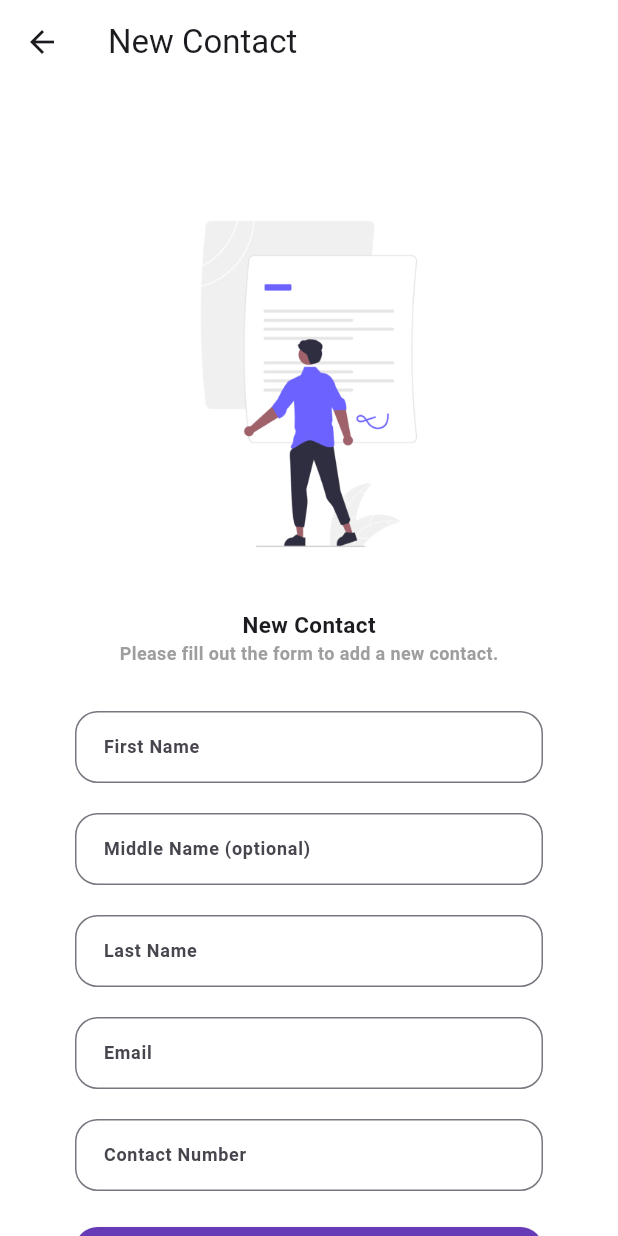
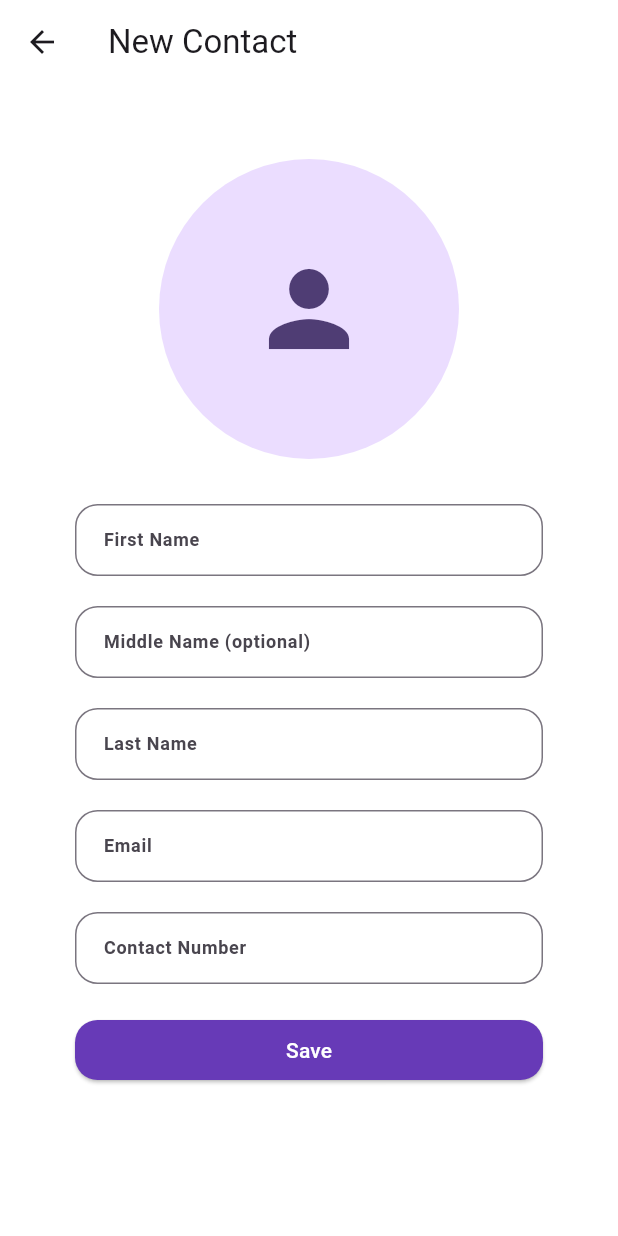
Before and after one commit to maenard/mobile_prog_first_lab, a Flutter app: the ContactForm screen opened directly, on a phone screen of 412 x 824 dp. Run offline on Flutter 3.47's test engine with Material 3 defaults, Android fonts, the phone set to English and light mode, and no system bars; our stand-ins replace email_validator, flutter_dotenv, image_picker, skeletonizer, supabase_flutter; accounts and stored records are empty.

Commit message:
added image picker and image upload

```diff
--- /dev/null
+++ b/lib/components/avatar.dart
@@ -0,0 +1,52 @@
+import 'dart:io';
+import 'package:flutter/material.dart';
+import 'package:image_picker/image_picker.dart';
+
+class Avatar extends StatefulWidget {
+  const Avatar({
+    super.key,
+    required this.imgUrl,
+    required this.onUpload,
+  });
+
+  final String? imgUrl;
+  final void Function(File? img) onUpload;
+
+  @override
+  State<Avatar> createState() => _AvatarState();
+}
+
+class _AvatarState extends State<Avatar> {
+  File? _image;
+
+  @override
+  Widget build(BuildContext context) {
+    return GestureDetector(
+      onTap: () async {
+        final ImagePicker picker = ImagePicker();
+        final XFile? image =
+            await picker.pickImage(source: ImageSource.gallery);
+
+        if (image != null) {
+          setState(() {
+            _image = File(image.path);
+          });
+          widget.onUpload(_image!);
+        } else {
+          return;
+        }
+      },
+      child: CircleAvatar(
+        radius: 100,
+        backgroundImage: _image != null
+            ? FileImage(_image!)
+            : widget.imgUrl != null
+                ? NetworkImage(widget.imgUrl!)
+                : null,
+        child: (_image == null && widget.imgUrl == null)
+            ? const Icon(Icons.person, size: 80)
+            : null,
+      ),
+    );
+  }
+}
--- a/lib/models/contact.dart
+++ b/lib/models/contact.dart
@@ -6,6 +6,7 @@ class Contact {
   final String email;
   final String contactNum;
   final String? userId;
+  final String? imgUrl;
 
   Contact({
     this.id,
@@ -15,6 +16,7 @@ class Contact {
     required this.email,
     required this.contactNum,
     this.userId,
+    this.imgUrl,
   });
 
   factory Contact.fromMap(Map<String, dynamic> map) {
@@ -26,6 +28,7 @@ class Contact {
       email: map['email'],
       contactNum: map['contact_num'],
       userId: map['user_id'],
+      imgUrl: map['img'],
     );
   }
 
@@ -38,6 +41,7 @@ class Contact {
       'email': email,
       'contact_num': contactNum,
       if (userId != null) 'user_id': userId,
+      if (imgUrl != null) 'img': imgUrl,
     };
   }
 }
--- a/lib/pages/contacts/contact_form.dart
+++ b/lib/pages/contacts/contact_form.dart
@@ -1,10 +1,15 @@
+import 'dart:io';
+
+import 'package:first_laboratory_exam/components/avatar.dart';
 import 'package:first_laboratory_exam/components/custom_circular_progress_indicator.dart';
 import 'package:first_laboratory_exam/components/text_fields/outlined_text_field.dart';
 import 'package:first_laboratory_exam/models/contact.dart';
 import 'package:first_laboratory_exam/pages/home.dart';
 import 'package:first_laboratory_exam/repositories/contact_repository.dart';
+import 'package:first_laboratory_exam/services/auth_service.dart';
 import 'package:first_laboratory_exam/styles/styles.dart';
 import 'package:flutter/material.dart';
+import 'package:supabase_flutter/supabase_flutter.dart';
 
 class ContactForm extends StatefulWidget {
   final Contact? contact;
@@ -25,8 +30,11 @@ class _ContactFormState extends State<ContactForm> {
   late TextEditingController _contactNumController;
   final formKey = GlobalKey<FormState>();
   final ContactRepository contactRepository = ContactRepository();
+  final AuthService authService = AuthService();
+  final _supabase = Supabase.instance.client;
 
   bool _isLoading = false;
+  File? _selectedImage;
 
   @override
   void initState() {
@@ -113,27 +121,17 @@ class _ContactFormState extends State<ContactForm> {
             key: formKey,
             child: Column(
               children: [
-                SizedBox(
-                  height: 300,
-                  width: double.infinity,
-                  child: Image.asset(
-                    'assets/images/new_contact.png',
-                  ),
-                ),
-                const Text(
-                  "New Contact",
-                  style: TextStyle(
-                    fontWeight: FontWeight.bold,
-                    fontSize: 15,
-                  ),
-                ),
-                const Text(
-                  'Please fill out the form to add a new contact.',
-                  style: TextStyle(
-                    fontSize: 12,
-                    fontWeight: FontWeight.bold,
-                    color: Colors.grey,
-                  ),
+                Avatar(
+                  imgUrl: widget.contact?.imgUrl != null
+                      ? _supabase.storage.from('images').getPublicUrl(
+                            widget.contact!.imgUrl!,
+                          )
+                      : null,
+                  onUpload: (img) {
+                    setState(() {
+                      _selectedImage = img;
+                    });
+                  },
                 ),
                 const SizedBox(
                   height: 30,
@@ -190,6 +188,7 @@ class _ContactFormState extends State<ContactForm> {
                   child: ElevatedButton(
                     onPressed: () async {
                       if (formKey.currentState!.validate()) {
+                        try {
                           setState(() {
                             _isLoading = true;
                           });
@@ -200,6 +199,35 @@ class _ContactFormState extends State<ContactForm> {
                           final email = _emailController.text;
                           final contactNum = _contactNumController.text;
 
+                          String fileName = "";
+                          String path = "";
+                          // String publicUrl = "";
+
+                          if (_selectedImage != null) {
+                            fileName = DateTime.now()
+                                .millisecondsSinceEpoch
+                                .toString();
+                            path = widget.contact?.imgUrl != null
+                                ? widget.contact!.imgUrl!
+                                : "contactAvatars/$fileName";
+
+                            if (widget.contact?.imgUrl != null) {
+                              await _supabase.storage.from('images').update(
+                                    path,
+                                    _selectedImage!,
+                                  );
+                            } else {
+                              await _supabase.storage.from('images').upload(
+                                    path,
+                                    _selectedImage!,
+                                  );
+                            }
+
+                            // publicUrl = _supabase.storage
+                            //     .from('images')
+                            //     .getPublicUrl(path);
+                          }
+
                           if (widget.contact != null) {
                             await contactRepository.updateContact(
                               oldContact: widget.contact!,
@@ -209,6 +237,7 @@ class _ContactFormState extends State<ContactForm> {
                                 lastName: lastName,
                                 email: email,
                                 contactNum: contactNum,
+                                imgUrl: path.isEmpty ? null : path,
                               ),
                             );
                           } else {
@@ -219,6 +248,7 @@ class _ContactFormState extends State<ContactForm> {
                                 lastName: lastName,
                                 email: email,
                                 contactNum: contactNum,
+                                imgUrl: path.isEmpty ? null : path,
                               ),
                             );
                           }
@@ -240,6 +270,14 @@ class _ContactFormState extends State<ContactForm> {
 
                           final nav = Navigator.of(context);
                           nav.pop();
+                        } on Exception catch (e) {
+                          ScaffoldMessenger.of(context).showSnackBar(
+                            SnackBar(
+                              behavior: SnackBarBehavior.floating,
+                              content: Text(e.toString()),
+                            ),
+                          );
+                        }
                       }
                     },
                     style: Styles.primaryButton(),
--- a/lib/services/auth_service.dart
+++ b/lib/services/auth_service.dart
@@ -27,7 +27,7 @@ class AuthService {
   }
 
   Future<void> signOut() async {
-    supabase.auth.signOut();
+    await supabase.auth.signOut();
   }
 
   Session? getSession() {
--- a/pubspec.yaml
+++ b/pubspec.yaml
@@ -39,6 +39,7 @@ dependencies:
   email_validator: ^3.0.0
   skeletonizer: ^1.4.3
   flutter_dotenv: ^5.2.1
+  image_picker: ^1.1.2
 
 dev_dependencies:
   flutter_test:
```
Also changed, not shown: lib/pages/home.dart (+8 -2 lines), pubspec.lock, 7 other files. Lines whose indentation alone changed are shown as unchanged.
